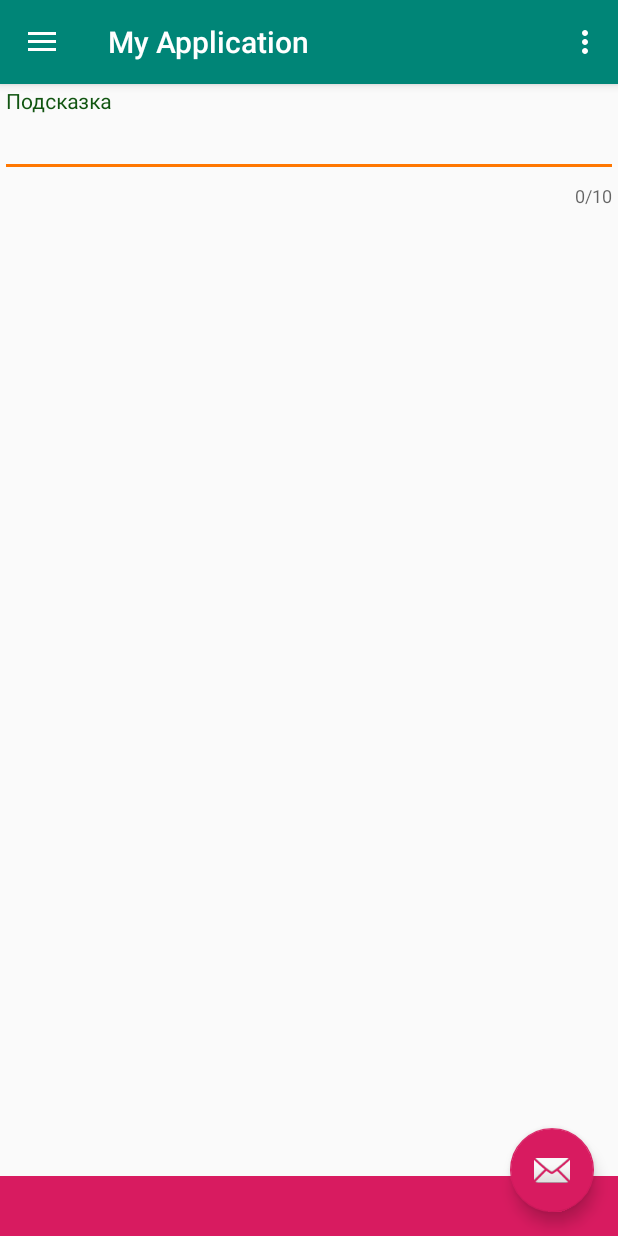
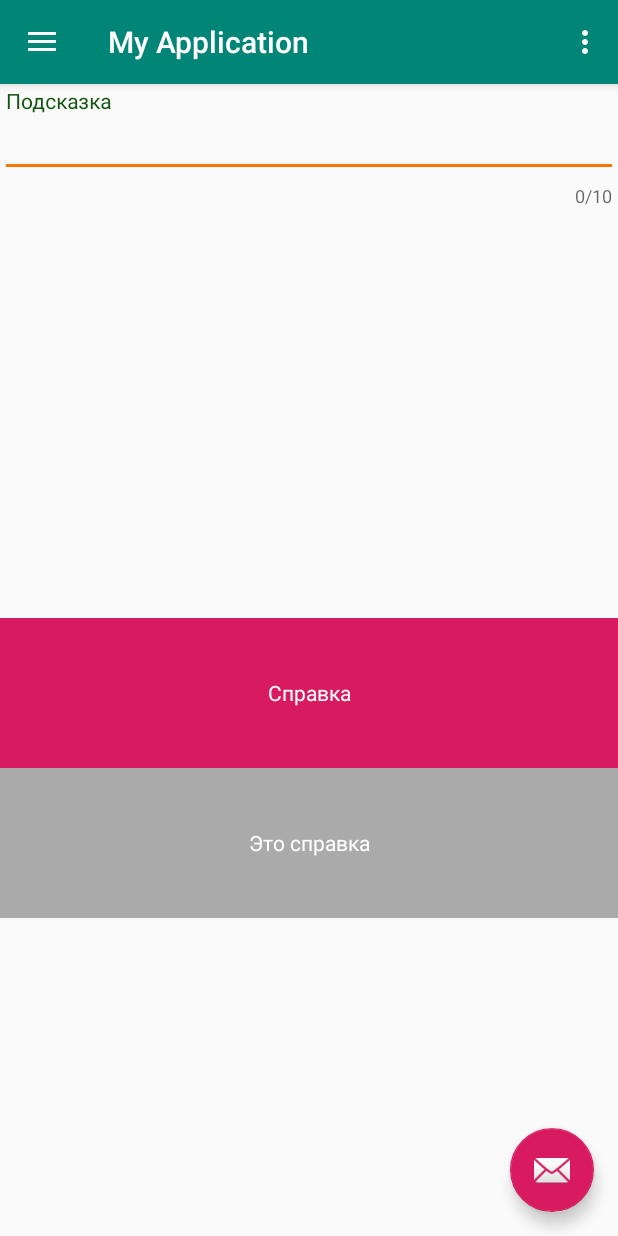
Before and after one commit to SerzhBelik/MaterialDesign, an Android app: the screen it shows after launch (MainActivity), on a phone screen of 412 x 824 dp. Run offline under Robolectric (Android 15) with nearby library versions, the phone set to English and light mode, and no system bars.

Commit message:
дз №2 закончено

```diff
--- a/app/src/main/java/com/example/belikov/myapplication/MainActivity.java
+++ b/app/src/main/java/com/example/belikov/myapplication/MainActivity.java
@@ -29,7 +29,7 @@ public class MainActivity extends AppCompatActivity
 
         LinearLayout llBottomSheet = findViewById(R.id.bottom_sheet);
         BottomSheetBehavior bottomSheetBehavior = BottomSheetBehavior.from(llBottomSheet);
-        bottomSheetBehavior.setState(BottomSheetBehavior.STATE_COLLAPSED);
+        bottomSheetBehavior.setState(BottomSheetBehavior.STATE_HALF_EXPANDED);
 
         View.OnClickListener snackbarOnClickListener = new View.OnClickListener() {
             @Override public void onClick(View view) {
--- a/app/src/main/res/layout/bottom_sheet.xml
+++ b/app/src/main/res/layout/bottom_sheet.xml
@@ -6,7 +6,7 @@
     android:layout_height="200dp"
     android:background="@android:color/darker_gray"
     android:orientation="vertical"
-    app:behavior_hideable="true"
+    app:behavior_hideable="false"
     app:behavior_peekHeight="40dp"
     app:layout_behavior="android.support.design.widget.BottomSheetBehavior">
     <TextView
```
